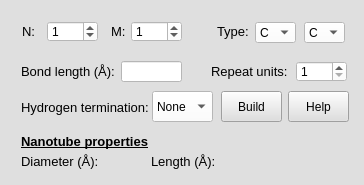
Qt form furiousatoms/forms/widget_SWNT.ui (nasimanousheh/furious-atoms) before a commit.
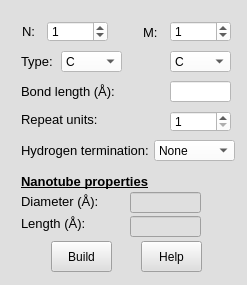
The same form after that commit.

Patch:
```diff
--- a/furiousatoms/forms/widget_SWNT.ui
+++ b/furiousatoms/forms/widget_SWNT.ui
@@ -6,8 +6,8 @@
    <rect>
     <x>0</x>
     <y>0</y>
-    <width>364</width>
-    <height>185</height>
+    <width>247</width>
+    <height>285</height>
    </rect>
   </property>
   <property name="windowTitle">
@@ -46,8 +46,8 @@
      <widget class="QLabel" name="label_repeat_units_SWNT">
       <property name="geometry">
        <rect>
-        <x>200</x>
-        <y>50</y>
+        <x>10</x>
+        <y>98</y>
         <width>81</width>
         <height>21</height>
        </rect>
@@ -65,7 +65,7 @@
       <property name="geometry">
        <rect>
         <x>10</x>
-        <y>50</y>
+        <y>70</y>
         <width>101</width>
         <height>20</height>
        </rect>
@@ -82,8 +82,8 @@
      <widget class="QLabel" name="label_type_SWNT">
       <property name="geometry">
        <rect>
-        <x>206</x>
-        <y>10</y>
+        <x>10</x>
+        <y>40</y>
         <width>41</width>
         <height>21</height>
        </rect>
@@ -100,9 +100,9 @@
      <widget class="QComboBox" name="comboBox_type1_SWNT">
       <property name="geometry">
        <rect>
-        <x>244</x>
-        <y>11</y>
-        <width>41</width>
+        <x>50</x>
+        <y>40</y>
+        <width>61</width>
         <height>21</height>
        </rect>
       </property>
@@ -128,8 +128,8 @@
      <widget class="QLineEdit" name="lineEdit_bond_length_SWNT">
       <property name="geometry">
        <rect>
-        <x>110</x>
-        <y>50</y>
+        <x>159</x>
+        <y>70</y>
         <width>61</width>
         <height>21</height>
        </rect>
@@ -144,8 +144,8 @@
      <widget class="QPushButton" name="pushButton_build_SWNT">
       <property name="geometry">
        <rect>
-        <x>210</x>
-        <y>80</y>
+        <x>40</x>
+        <y>230</y>
         <width>61</width>
         <height>31</height>
        </rect>
@@ -157,8 +157,8 @@
      <widget class="QLabel" name="label_chirality_M_SWNT">
       <property name="geometry">
        <rect>
-        <x>100</x>
-        <y>10</y>
+        <x>132</x>
+        <y>11</y>
         <width>21</width>
         <height>21</height>
        </rect>
@@ -177,7 +177,7 @@
        <rect>
         <x>36</x>
         <y>10</y>
-        <width>51</width>
+        <width>61</width>
         <height>21</height>
        </rect>
       </property>
@@ -191,9 +191,9 @@
      <widget class="QSpinBox" name="spinBox_chirality_M_SWNT">
       <property name="geometry">
        <rect>
-        <x>120</x>
+        <x>159</x>
         <y>10</y>
-        <width>51</width>
+        <width>61</width>
         <height>21</height>
        </rect>
       </property>
@@ -207,9 +207,9 @@
      <widget class="QSpinBox" name="spinBox_repeat_units_SWNT">
       <property name="geometry">
        <rect>
-        <x>285</x>
-        <y>50</y>
-        <width>51</width>
+        <x>159</x>
+        <y>100</y>
+        <width>61</width>
         <height>21</height>
        </rect>
       </property>
@@ -223,8 +223,8 @@
      <widget class="QPushButton" name="pushButton_help_build_SWNT">
       <property name="geometry">
        <rect>
-        <x>277</x>
-        <y>80</y>
+        <x>130</x>
+        <y>230</y>
         <width>61</width>
         <height>31</height>
        </rect>
@@ -237,7 +237,7 @@
       <property name="geometry">
        <rect>
         <x>10</x>
-        <y>140</y>
+        <y>180</y>
         <width>81</width>
         <height>21</height>
        </rect>
@@ -254,9 +254,9 @@
      <widget class="QLineEdit" name="lineEdit_diameter_SWNT">
       <property name="geometry">
        <rect>
-        <x>90</x>
-        <y>140</y>
-        <width>51</width>
+        <x>119</x>
+        <y>181</y>
+        <width>71</width>
         <height>21</height>
        </rect>
       </property>
@@ -267,17 +267,20 @@
        <string notr="true"/>
       </property>
       <property name="frame">
-       <bool>false</bool>
+       <bool>true</bool>
+      </property>
+      <property name="readOnly">
+       <bool>true</bool>
       </property>
       <property name="clearButtonEnabled">
-       <bool>true</bool>
+       <bool>false</bool>
       </property>
      </widget>
      <widget class="QLabel" name="lable_H_termination_SWNT">
       <property name="geometry">
        <rect>
         <x>10</x>
-        <y>86</y>
+        <y>129</y>
         <width>131</width>
         <height>21</height>
        </rect>
@@ -294,10 +297,10 @@
      <widget class="QComboBox" name="comboBox_H_termination_SWNT">
       <property name="geometry">
        <rect>
-        <x>141</x>
-        <y>80</y>
-        <width>61</width>
-        <height>31</height>
+        <x>143</x>
+        <y>129</y>
+        <width>81</width>
+        <height>21</height>
        </rect>
       </property>
       <property name="styleSheet">
@@ -323,7 +326,7 @@
       <property name="geometry">
        <rect>
         <x>10</x>
-        <y>120</y>
+        <y>160</y>
         <width>141</width>
         <height>21</height>
        </rect>
@@ -343,8 +346,8 @@
      <widget class="QLabel" name="label_length_SWNT">
       <property name="geometry">
        <rect>
-        <x>140</x>
-        <y>140</y>
+        <x>10</x>
+        <y>202</y>
         <width>71</width>
         <height>21</height>
        </rect>
@@ -361,9 +364,9 @@
      <widget class="QLineEdit" name="lineEdit_length_SWNT">
       <property name="geometry">
        <rect>
-        <x>210</x>
-        <y>140</y>
-        <width>51</width>
+        <x>119</x>
+        <y>205</y>
+        <width>71</width>
         <height>21</height>
        </rect>
       </property>
@@ -374,18 +377,21 @@
        <string notr="true"/>
       </property>
       <property name="frame">
-       <bool>false</bool>
+       <bool>true</bool>
+      </property>
+      <property name="readOnly">
+       <bool>true</bool>
       </property>
       <property name="clearButtonEnabled">
-       <bool>true</bool>
+       <bool>false</bool>
       </property>
      </widget>
      <widget class="QComboBox" name="comboBox_type2_SWNT">
       <property name="geometry">
        <rect>
-        <x>293</x>
-        <y>11</y>
-        <width>41</width>
+        <x>159</x>
+        <y>40</y>
+        <width>61</width>
         <height>21</height>
        </rect>
       </property>
```
Left out of the diff: 2 changed lines with no effect on the pictures.
